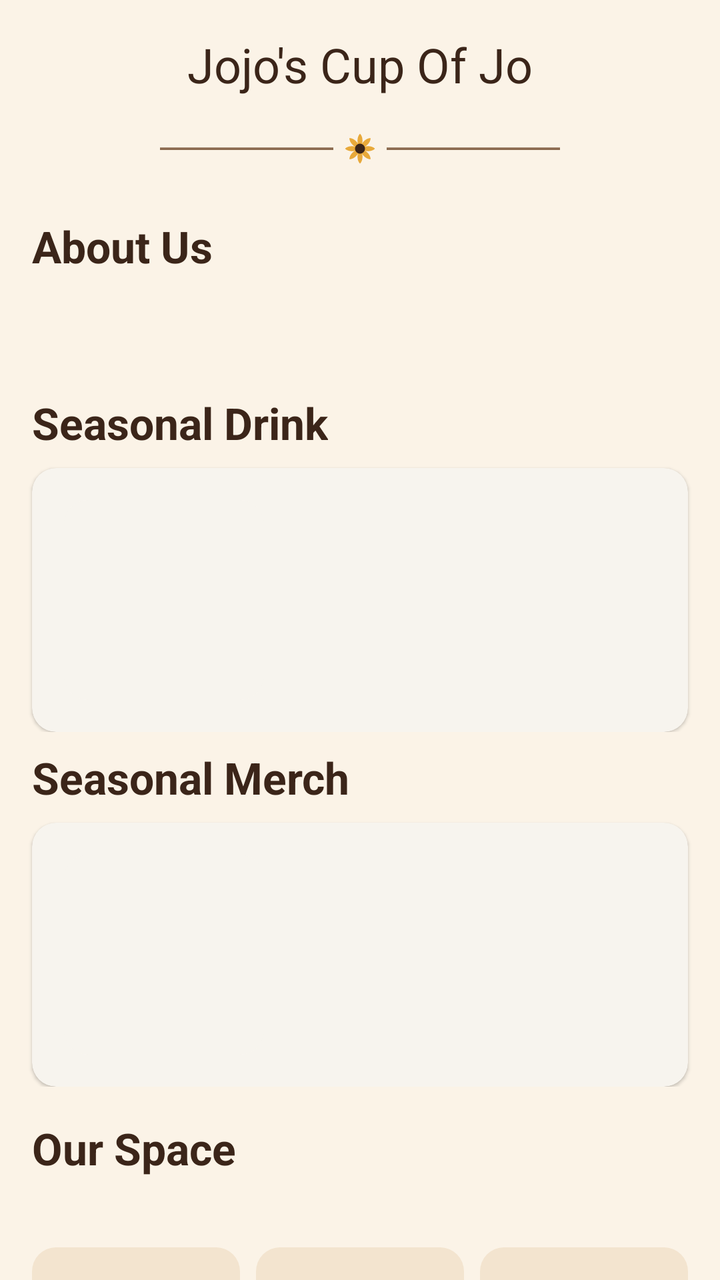
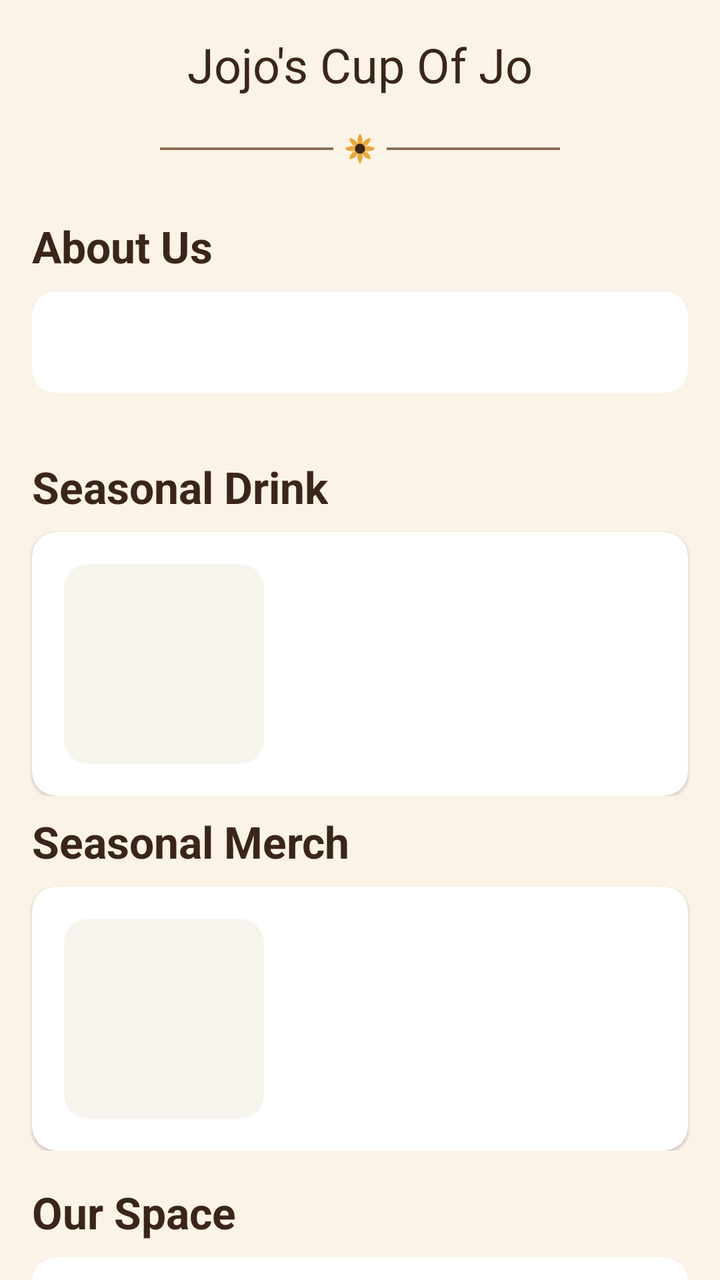

Screens rendered from an Android XML layout before and after an edit, with the pre-edit source and the edit as a unified diff.
<!-- AndroidManifest.xml: application theme Theme.Jojos_Cup_Of_Jo -->
<!-- res/layout/fragment_home.xml -->
<?xml version="1.0" encoding="utf-8"?>
<androidx.core.widget.NestedScrollView
    xmlns:android="http://schemas.android.com/apk/res/android"
    xmlns:app="http://schemas.android.com/apk/res-auto"
    android:id="@+id/home_scroll_view"
    android:layout_width="match_parent"
    android:layout_height="match_parent"
    android:fillViewport="true">

    <LinearLayout
        android:layout_width="match_parent"
        android:layout_height="wrap_content"
        android:orientation="vertical"
        android:paddingBottom="@dimen/spacing_lg">

        
        <LinearLayout
            android:layout_width="match_parent"
            android:layout_height="wrap_content"
            android:gravity="center_vertical"
            android:orientation="horizontal"
            android:padding="@dimen/spacing_md">

            <TextView
                android:layout_width="match_parent"
                android:layout_height="wrap_content"
                android:gravity="center"
                android:text="@string/app_name"
                android:textAppearance="@style/TextAppearance.Material3.HeadlineSmall"
                android:textColor="?attr/colorOnSurface" />

        </LinearLayout>

        <ImageView
            android:layout_width="match_parent"
            android:layout_height="20dp"
            android:layout_marginBottom="@dimen/spacing_sm"
            android:contentDescription="@null"
            android:scaleType="fitCenter"
            android:src="@drawable/ic_sunflower_divider" />

        
        <LinearLayout
            android:layout_width="match_parent"
            android:layout_height="wrap_content"
            android:orientation="vertical"
            android:padding="@dimen/spacing_md">

            <TextView
                android:layout_width="wrap_content"
                android:layout_height="wrap_content"
                android:text="@string/heading_about_us"
                android:textAppearance="@style/TextAppearance.Jojo.SectionHeading" />

            <TextView
                android:id="@+id/about_us_blurb"
                android:layout_width="match_parent"
                android:layout_height="wrap_content"
                android:layout_marginTop="@dimen/spacing_sm"
                android:textAppearance="@style/TextAppearance.Material3.BodyMedium" />

        </LinearLayout>


        
        <LinearLayout
            android:id="@+id/section_seasonal_drink"
            android:layout_width="match_parent"
            android:layout_height="wrap_content"
            android:orientation="vertical"
            android:paddingTop="@dimen/spacing_md">

            <TextView
                android:layout_width="wrap_content"
                android:layout_height="wrap_content"
                android:layout_marginHorizontal="@dimen/spacing_md"
                android:text="@string/heading_seasonal_drink"
                android:textAppearance="@style/TextAppearance.Jojo.SectionHeading" />

            <com.google.android.material.card.MaterialCardView
                android:id="@+id/seasonal_drink_card"
                android:layout_width="match_parent"
                android:layout_height="wrap_content"
                android:layout_marginHorizontal="@dimen/spacing_md"
                android:layout_marginTop="@dimen/spacing_sm"
                android:clickable="true"
                android:focusable="true"
                app:cardCornerRadius="@dimen/card_corner_radius"
                app:cardElevation="1dp"
                app:strokeWidth="0dp">

                <LinearLayout
                    android:layout_width="match_parent"
                    android:layout_height="wrap_content"
                    android:gravity="center_vertical"
                    android:orientation="horizontal"
                    android:padding="@dimen/spacing_md">

                    <com.google.android.material.card.MaterialCardView
                        android:layout_width="@dimen/seasonal_image_size"
                        android:layout_height="@dimen/seasonal_image_size"
                        app:cardCornerRadius="@dimen/card_corner_radius"
                        app:cardElevation="0dp"
                        app:strokeWidth="0dp">

                        <ImageView
                            android:id="@+id/seasonal_drink_image"
                            android:layout_width="match_parent"
                            android:layout_height="match_parent"
                            android:contentDescription="@null"
                            android:scaleType="centerCrop" />

                    </com.google.android.material.card.MaterialCardView>

                    <LinearLayout
                        android:layout_width="0dp"
                        android:layout_height="wrap_content"
                        android:layout_marginStart="@dimen/spacing_md"
                        android:layout_weight="1"
                        android:orientation="vertical">

                        <TextView
                            android:id="@+id/seasonal_drink_name"
                            android:layout_width="match_parent"
                            android:layout_height="wrap_content"
                            android:textAppearance="@style/TextAppearance.Material3.TitleMedium"
                            android:textColor="?attr/colorOnSurface" />

                        <TextView
                            android:id="@+id/seasonal_drink_description"
                            android:layout_width="match_parent"
                            android:layout_height="wrap_content"
                            android:layout_marginTop="2dp"
                            android:ellipsize="end"
                            android:maxLines="2"
                            android:textAppearance="@style/TextAppearance.Material3.BodyMedium"
                            android:textColor="?attr/colorOnSurfaceVariant" />

                    </LinearLayout>

                </LinearLayout>

            </com.google.android.material.card.MaterialCardView>

        </LinearLayout>

        
        <LinearLayout
            android:id="@+id/section_seasonal_merch"
            android:layout_width="match_parent"
            android:layout_height="wrap_content"
            android:orientation="vertical"
            android:paddingTop="@dimen/spacing_sm">

            <TextView
                android:layout_width="wrap_content"
                android:layout_height="wrap_content"
                android:layout_marginHorizontal="@dimen/spacing_md"
                android:text="@string/heading_seasonal_merch"
                android:textAppearance="@style/TextAppearance.Jojo.SectionHeading" />

            <com.google.android.material.card.MaterialCardView
                android:id="@+id/seasonal_merch_card"
                android:layout_width="match_parent"
                android:layout_height="wrap_content"
                android:layout_marginHorizontal="@dimen/spacing_md"
                android:layout_marginTop="@dimen/spacing_sm"
                android:clickable="true"
                android:focusable="true"
                app:cardCornerRadius="@dimen/card_corner_radius"
                app:cardElevation="1dp"
                app:strokeWidth="0dp">

                <LinearLayout
                    android:layout_width="match_parent"
                    android:layout_height="wrap_content"
                    android:baselineAligned="false"
                    android:gravity="center_vertical"
                    android:orientation="horizontal"
                    android:padding="@dimen/spacing_md">

                    <com.google.android.material.card.MaterialCardView
                        android:layout_width="@dimen/seasonal_image_size"
                        android:layout_height="@dimen/seasonal_image_size"
                        app:cardCornerRadius="@dimen/card_corner_radius"
                        app:cardElevation="0dp"
                        app:strokeWidth="0dp">

                        <ImageView
                            android:id="@+id/seasonal_merch_image"
                            android:layout_width="match_parent"
                            android:layout_height="match_parent"
                            android:contentDescription="@null"
                            android:scaleType="centerCrop" />

                    </com.google.android.material.card.MaterialCardView>

                    <LinearLayout
                        android:layout_width="0dp"
                        android:layout_height="wrap_content"
                        android:layout_marginStart="@dimen/spacing_md"
                        android:layout_weight="1"
                        android:orientation="vertical">

                        <TextView
                            android:id="@+id/seasonal_merch_name"
                            android:layout_width="match_parent"
                            android:layout_height="wrap_content"
                            android:textAppearance="@style/TextAppearance.Material3.TitleMedium"
                            android:textColor="?attr/colorOnSurface" />

                        <TextView
                            android:id="@+id/seasonal_merch_description"
                            android:layout_width="match_parent"
                            android:layout_height="wrap_content"
                            android:layout_marginTop="2dp"
                            android:ellipsize="end"
                            android:maxLines="2"
                            android:textAppearance="@style/TextAppearance.Material3.BodyMedium"
                            android:textColor="?attr/colorOnSurfaceVariant" />

                    </LinearLayout>

                </LinearLayout>

            </com.google.android.material.card.MaterialCardView>

        </LinearLayout>

        
        <LinearLayout
            android:layout_width="match_parent"
            android:layout_height="wrap_content"
            android:orientation="vertical"
            android:padding="@dimen/spacing_md">

            <TextView
                android:layout_width="wrap_content"
                android:layout_height="wrap_content"
                android:text="@string/heading_our_space"
                android:textAppearance="@style/TextAppearance.Jojo.SectionHeading" />

            <TextView
                android:id="@+id/store_story_blurb"
                android:layout_width="match_parent"
                android:layout_height="wrap_content"
                android:layout_marginTop="@dimen/spacing_sm"
                android:textAppearance="@style/TextAppearance.Material3.BodyMedium" />

            <LinearLayout
                android:layout_width="match_parent"
                android:layout_height="wrap_content"
                android:layout_marginTop="@dimen/spacing_sm"
                android:orientation="horizontal">

                <View
                    android:layout_width="0dp"
                    android:layout_height="@dimen/store_photo_size"
                    android:layout_marginEnd="@dimen/spacing_sm"
                    android:layout_weight="1"
                    android:background="@drawable/bg_placeholder_square" />

                <View
                    android:layout_width="0dp"
                    android:layout_height="@dimen/store_photo_size"
                    android:layout_marginEnd="@dimen/spacing_sm"
                    android:layout_weight="1"
                    android:background="@drawable/bg_placeholder_square" />

                <View
                    android:layout_width="0dp"
                    android:layout_height="@dimen/store_photo_size"
                    android:layout_weight="1"
                    android:background="@drawable/bg_placeholder_square" />

            </LinearLayout>

        </LinearLayout>

        
        <LinearLayout
            android:layout_width="match_parent"
            android:layout_height="wrap_content"
            android:orientation="vertical"
            android:padding="@dimen/spacing_md">

            <TextView
                android:layout_width="wrap_content"
                android:layout_height="wrap_content"
                android:text="@string/heading_hours_location"
                android:textAppearance="@style/TextAppearance.Jojo.SectionHeading" />

            <TextView
                android:id="@+id/store_address"
                android:layout_width="match_parent"
                android:layout_height="wrap_content"
                android:layout_marginTop="@dimen/spacing_sm"
                android:textAppearance="@style/TextAppearance.Material3.BodyMedium" />

            <TextView
                android:id="@+id/store_phone"
                android:layout_width="match_parent"
                android:layout_height="wrap_content"
                android:textAppearance="@style/TextAppearance.Material3.BodyMedium" />

            <LinearLayout
                android:id="@+id/store_hours_container"
                android:layout_width="match_parent"
                android:layout_height="wrap_content"
                android:layout_marginTop="@dimen/spacing_sm"
                android:orientation="vertical" />

        </LinearLayout>

        <ImageView
            android:layout_width="match_parent"
            android:layout_height="20dp"
            android:layout_marginTop="@dimen/spacing_md"
            android:contentDescription="@null"
            android:scaleType="fitCenter"
            android:src="@drawable/ic_sunflower_divider" />

        
        <TextView
            android:id="@+id/thank_you_note"
            android:layout_width="match_parent"
            android:layout_height="wrap_content"
            android:layout_marginTop="@dimen/spacing_sm"
            android:gravity="center"
            android:padding="@dimen/spacing_md"
            android:textAppearance="@style/TextAppearance.Jojo.Quote" />

    </LinearLayout>

</androidx.core.widget.NestedScrollView>
<!-- resources referenced by this layout -->
<resources>
  <dimen name="card_corner_radius">12dp</dimen>
  <dimen name="seasonal_image_size">100dp</dimen>
  <dimen name="spacing_lg">24dp</dimen>
  <dimen name="spacing_md">16dp</dimen>
  <dimen name="spacing_sm">8dp</dimen>
  <dimen name="store_photo_size">96dp</dimen>
  <!-- drawable bg_placeholder_square (drawable) -->
  <?xml version="1.0" encoding="utf-8"?>
  <shape xmlns:android="http://schemas.android.com/apk/res/android"
      android:shape="rectangle">
      <solid android:color="@color/coffee_cream_200" />
      <corners android:radius="@dimen/card_corner_radius" />
  </shape>
  <!-- drawable ic_sunflower_divider: vector/xml drawable (drawable, 2532 chars, omitted) -->
  <string name="app_name">Jojo\'s Cup Of Jo</string>
  <string name="heading_about_us">About Us</string>
  <string name="heading_hours_location">Visit Us</string>
  <string name="heading_our_space">Our Space</string>
  <string name="heading_seasonal_drink">Seasonal Drink</string>
  <string name="heading_seasonal_merch">Seasonal Merch</string>
  <style name="TextAppearance.Jojo.Quote" parent="TextAppearance.Material3.BodyMedium">
          <item name="android:textStyle">italic</item>
          <item name="android:textColor">?attr/colorPrimary</item>
      </style>
  <style name="TextAppearance.Jojo.SectionHeading" parent="TextAppearance.Material3.TitleLarge">
          <item name="android:textColor">?attr/colorOnSurface</item>
          <item name="android:textStyle">bold</item>
      </style>
  <style name="Theme.Jojos_Cup_Of_Jo" parent="Base.Theme.Jojos_Cup_Of_Jo" />
  <color name="coffee_cream_200">#F3E4CF</color>
  <style name="Base.Theme.Jojos_Cup_Of_Jo" parent="Theme.Material3.DayNight.NoActionBar">
          <item name="colorPrimary">@color/coffee_mocha_700</item>
          <item name="colorOnPrimary">@color/coffee_cream_50</item>
          <item name="colorPrimaryContainer">@color/coffee_cream_200</item>
          <item name="colorOnPrimaryContainer">@color/coffee_espresso_900</item>
          <item name="colorSecondary">@color/sunflower_yellow_500</item>
          <item name="colorOnSecondary">@color/coffee_espresso_900</item>
          <item name="colorSurface">@color/coffee_cream_50</item>
          <item name="colorOnSurface">@color/coffee_espresso_900</item>
          <item name="android:colorBackground">@color/coffee_cream_100</item>
      </style>
  <color name="coffee_mocha_700">#6F4E37</color>
  <color name="coffee_cream_50">#FFFDF8</color>
  <color name="coffee_espresso_900">#3B2519</color>
  <color name="sunflower_yellow_500">#E8A93A</color>
  <color name="coffee_cream_100">#FBF3E7</color>
</resources>

<!-- the commit's change to res/layout/fragment_home.xml (unified diff, before → after) -->
@@ -52,12 +52,24 @@
                 android:text="@string/heading_about_us"
                 android:textAppearance="@style/TextAppearance.Jojo.SectionHeading" />
 
-            <TextView
-                android:id="@+id/about_us_blurb"
-                android:layout_width="match_parent"
-                android:layout_height="wrap_content"
-                android:layout_marginTop="@dimen/spacing_sm"
-                android:textAppearance="@style/TextAppearance.Material3.BodyMedium" />
+            <com.google.android.material.card.MaterialCardView
+                android:layout_width="match_parent"
+                android:layout_height="wrap_content"
+                android:layout_marginTop="@dimen/spacing_sm"
+                app:cardBackgroundColor="@color/white"
+                app:cardCornerRadius="@dimen/card_corner_radius"
+                app:cardElevation="1dp"
+                app:strokeWidth="0dp">
+
+                <TextView
+                    android:id="@+id/about_us_blurb"
+                    android:layout_width="match_parent"
+                    android:layout_height="wrap_content"
+                    android:padding="@dimen/spacing_md"
+                    android:textAppearance="@style/TextAppearance.Material3.BodyMedium"
+                    android:textColor="@color/coffee_espresso_900" />
+
+            </com.google.android.material.card.MaterialCardView>
 
         </LinearLayout>
 
@@ -85,6 +97,7 @@
                 android:layout_marginTop="@dimen/spacing_sm"
                 android:clickable="true"
                 android:focusable="true"
+                app:cardBackgroundColor="@color/white"
                 app:cardCornerRadius="@dimen/card_corner_radius"
                 app:cardElevation="1dp"
                 app:strokeWidth="0dp">
@@ -124,7 +137,7 @@
                             android:layout_width="match_parent"
                             android:layout_height="wrap_content"
                             android:textAppearance="@style/TextAppearance.Material3.TitleMedium"
-                            android:textColor="?attr/colorOnSurface" />
+                            android:textColor="@color/coffee_espresso_900" />
 
                         <TextView
                             android:id="@+id/seasonal_drink_description"
@@ -134,7 +147,7 @@
                             android:ellipsize="end"
                             android:maxLines="2"
                             android:textAppearance="@style/TextAppearance.Material3.BodyMedium"
-                            android:textColor="?attr/colorOnSurfaceVariant" />
+                            android:textColor="@color/coffee_mocha_500" />
 
                     </LinearLayout>
 
@@ -167,6 +180,7 @@
                 android:layout_marginTop="@dimen/spacing_sm"
                 android:clickable="true"
                 android:focusable="true"
+                app:cardBackgroundColor="@color/white"
                 app:cardCornerRadius="@dimen/card_corner_radius"
                 app:cardElevation="1dp"
                 app:strokeWidth="0dp">
@@ -207,7 +221,7 @@
                             android:layout_width="match_parent"
                             android:layout_height="wrap_content"
                             android:textAppearance="@style/TextAppearance.Material3.TitleMedium"
-                            android:textColor="?attr/colorOnSurface" />
+                            android:textColor="@color/coffee_espresso_900" />
 
                         <TextView
                             android:id="@+id/seasonal_merch_description"
@@ -217,7 +231,7 @@
                             android:ellipsize="end"
                             android:maxLines="2"
                             android:textAppearance="@style/TextAppearance.Material3.BodyMedium"
-                            android:textColor="?attr/colorOnSurfaceVariant" />
+                            android:textColor="@color/coffee_mocha_500" />
 
                     </LinearLayout>
 
@@ -240,12 +254,24 @@
                 android:text="@string/heading_our_space"
                 android:textAppearance="@style/TextAppearance.Jojo.SectionHeading" />
 
-            <TextView
-                android:id="@+id/store_story_blurb"
-                android:layout_width="match_parent"
-                android:layout_height="wrap_content"
-                android:layout_marginTop="@dimen/spacing_sm"
-                android:textAppearance="@style/TextAppearance.Material3.BodyMedium" />
+            <com.google.android.material.card.MaterialCardView
+                android:layout_width="match_parent"
+                android:layout_height="wrap_content"
+                android:layout_marginTop="@dimen/spacing_sm"
+                app:cardBackgroundColor="@color/white"
+                app:cardCornerRadius="@dimen/card_corner_radius"
+                app:cardElevation="1dp"
+                app:strokeWidth="0dp">
+
+                <TextView
+                    android:id="@+id/store_story_blurb"
+                    android:layout_width="match_parent"
+                    android:layout_height="wrap_content"
+                    android:padding="@dimen/spacing_md"
+                    android:textAppearance="@style/TextAppearance.Material3.BodyMedium"
+                    android:textColor="@color/coffee_espresso_900" />
+
+            </com.google.android.material.card.MaterialCardView>
 
             <LinearLayout
                 android:layout_width="match_parent"
<!-- resource entries referenced after the edit -->
@@ -37,6 +37,8 @@
           <item name="colorOnPrimaryContainer">@color/coffee_espresso_900</item>
           <item name="colorSecondary">@color/sunflower_yellow_500</item>
           <item name="colorOnSecondary">@color/coffee_espresso_900</item>
+          <item name="colorSecondaryContainer">@color/sage_green_100</item>
+          <item name="colorOnSecondaryContainer">@color/sage_green_800</item>
           <item name="colorSurface">@color/coffee_cream_50</item>
           <item name="colorOnSurface">@color/coffee_espresso_900</item>
           <item name="android:colorBackground">@color/coffee_cream_100</item>
@@ -44,7 +46,11 @@
   <color name="coffee_mocha_700">#6F4E37</color>
   <color name="coffee_cream_50">#FFFDF8</color>
   <color name="coffee_espresso_900">#3B2519</color>
+  <color name="coffee_mocha_500">#8B6A4F</color>
+  <color name="white">#FFFFFFFF</color>
   <color name="sunflower_yellow_500">#E8A93A</color>
+  <color name="sage_green_100">#E3E8D5</color>
+  <color name="sage_green_800">#3F4B30</color>
   <color name="coffee_cream_100">#FBF3E7</color>
 </resources>
 
